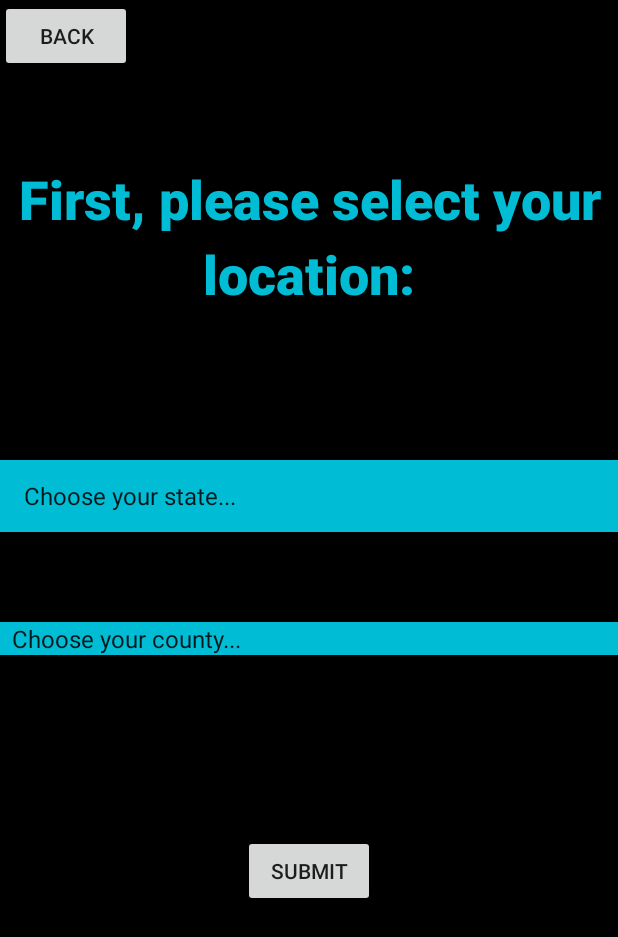
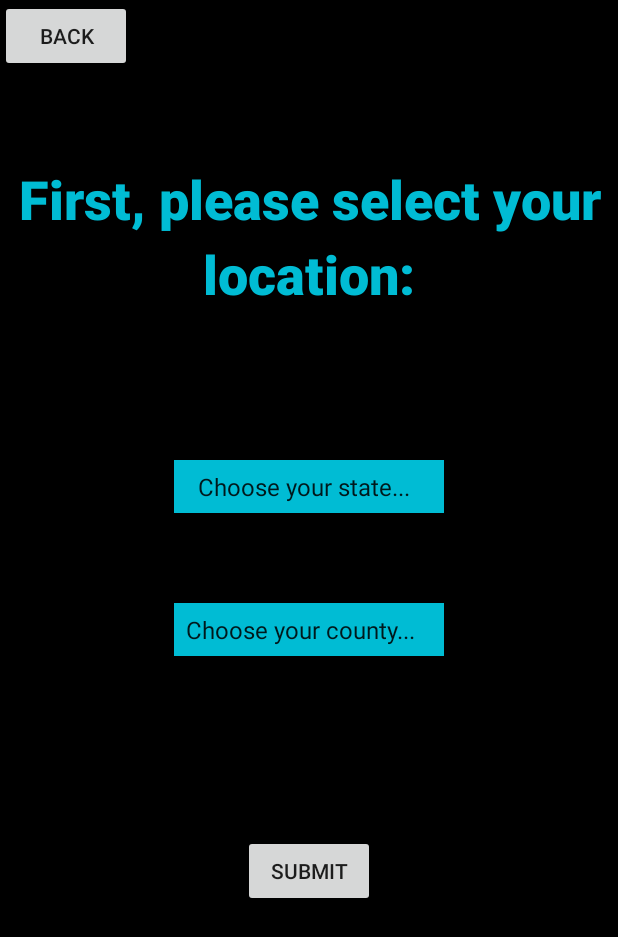
Before and after one commit to Mobile-Programing-Covid-Calculator/Master, an Android app: the location_screen screen opened directly, with no data from a screen before it, on a phone screen of 412 x 824 dp. Shown: the top 937 px of the screen. Run offline under Robolectric (Android 15) with nearby library versions, the phone set to English and light mode, and no system bars.

Commit message:
Update activity_location_screen.xml

```diff
--- a/app/src/main/res/layout/activity_location_screen.xml
+++ b/app/src/main/res/layout/activity_location_screen.xml
@@ -35,8 +35,8 @@
 
     <Spinner
         android:id="@+id/state_spinner"
-        android:layout_width="match_parent"
-        android:layout_height="wrap_content"
+        android:layout_width="180dp"
+        android:layout_height="35dp"
         android:layout_marginTop="100dp"
         android:background="#00BCD4"
         android:entries="@array/states"
@@ -46,13 +46,12 @@
 
     <Spinner
         android:id="@+id/county_spinner"
-        android:layout_width="match_parent"
-        android:layout_height="wrap_content"
+        android:layout_width="180dp"
+        android:layout_height="35dp"
         android:layout_marginTop="60dp"
         android:background="#00BCD4"
         android:entries="@array/counties"
         app:layout_constraintEnd_toEndOf="parent"
-        app:layout_constraintHorizontal_bias="0.0"
         app:layout_constraintStart_toStartOf="parent"
         app:layout_constraintTop_toBottomOf="@+id/state_spinner" />
 
```
